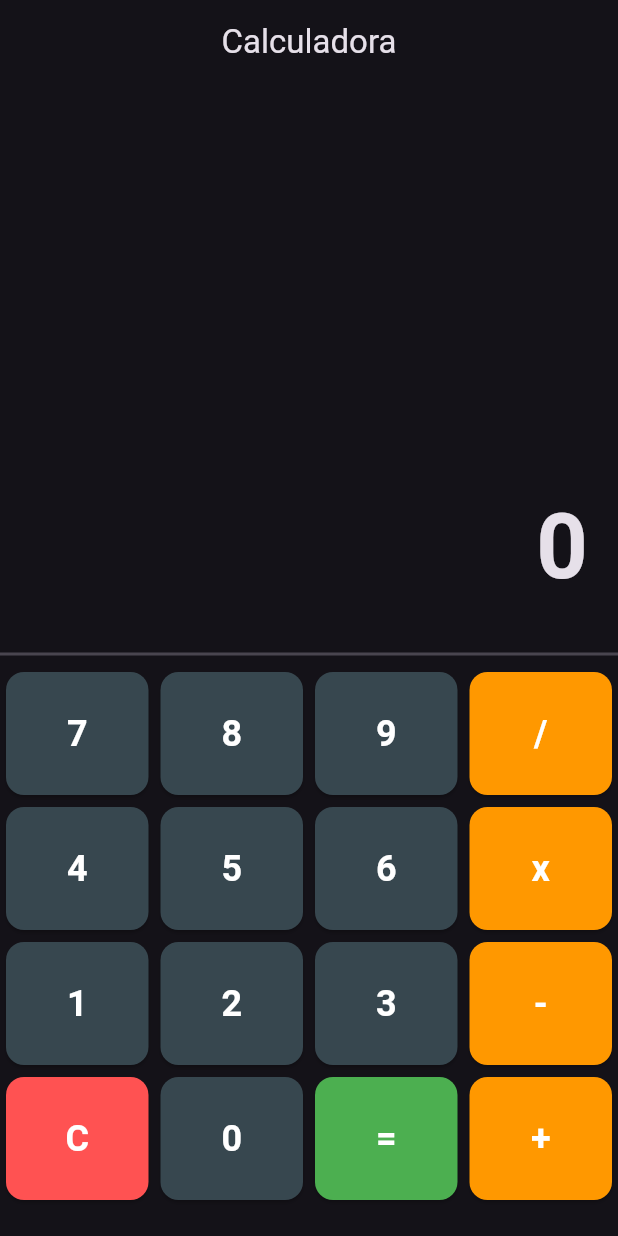
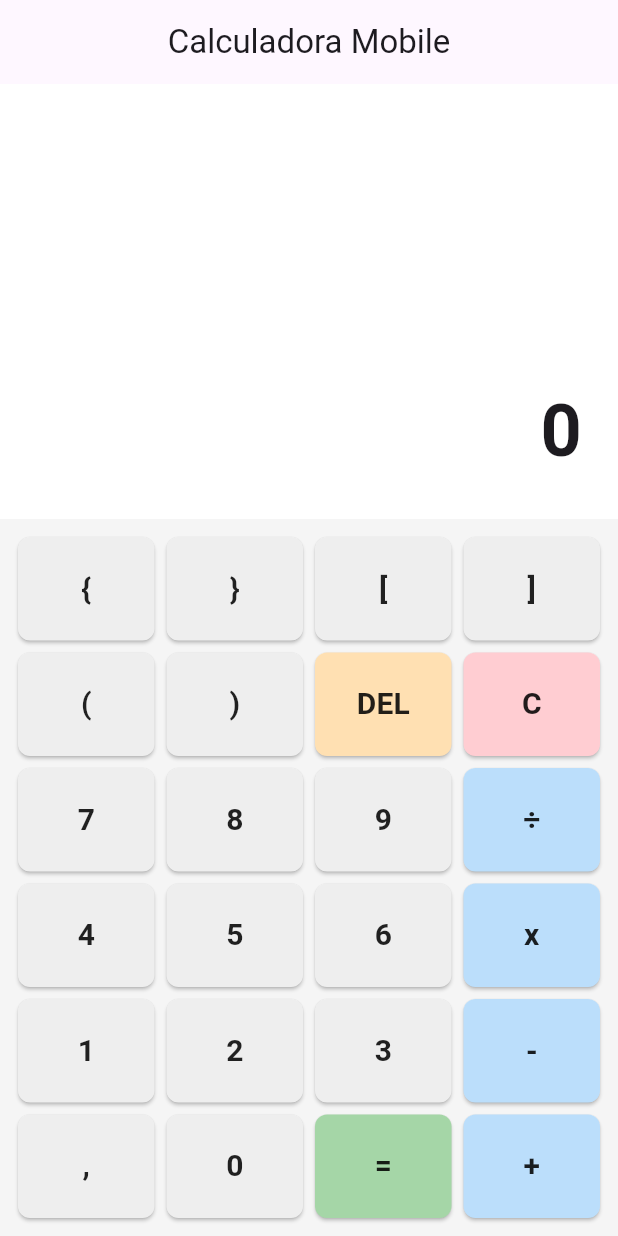
Before and after one commit to JeanWic/Mobile-Dart, a Flutter app: the screen it shows after launch, on a phone screen of 412 x 824 dp. Run offline on Flutter 3.47's test engine with Material 3 defaults, Android fonts, the phone set to English and light mode, and no system bars; our stand-ins replace math_expressions.

Commit message:
Atualização do layout e cores da calculadora

```diff
--- a/lib/main.dart
+++ b/lib/main.dart
@@ -1,19 +1,17 @@
 import 'package:flutter/material.dart';
+import 'package:math_expressions/math_expressions.dart';
 
-void main() {
-  runApp(const CalculadoraApp());
-}
+void main() => runApp(const CalculadoraMobile());
 
-class CalculadoraApp extends StatelessWidget {
-  const CalculadoraApp({super.key});
+class CalculadoraMobile extends StatelessWidget {
+  const CalculadoraMobile({super.key});
 
   @override
   Widget build(BuildContext context) {
     return MaterialApp(
-      title: 'Calculadora Mobile',
-      theme: ThemeData.dark(),
+      debugShowCheckedModeBanner: false,
+      theme: ThemeData(primarySwatch: Colors.blueGrey, useMaterial3: true),
       home: const CalculadoraHome(),
-      debugShowCheckedModeBanner: false,
     );
   }
 }
@@ -26,80 +24,70 @@ class CalculadoraHome extends StatefulWidget {
 }
 
 class _CalculadoraHomeState extends State<CalculadoraHome> {
-  String _expressao = "";
-  String _resultado = "0";
-  String _operador = "";
-  double _primeiroNumero = 0;
-  double _segundoNumero = 0;
+  String _expressao = '';
+  String _resultado = '0';
 
-  void _calcular(String botaoTexto) {
+  void _botaoPressionado(String texto) {
     setState(() {
-      if (botaoTexto == "C") {
-        _expressao = "";
-        _resultado = "0";
-        _operador = "";
-        _primeiroNumero = 0;
-        _segundoNumero = 0;
-      } else if (botaoTexto == "+" ||
-          botaoTexto == "-" ||
-          botaoTexto == "x" ||
-          botaoTexto == "/") {
-        _primeiroNumero = double.tryParse(_resultado) ?? 0;
-        _operador = botaoTexto;
-        _expressao = "";
-      } else if (botaoTexto == "=") {
-        _segundoNumero = double.tryParse(_expressao) ?? 0;
-        switch (_operador) {
-          case "+":
-            _resultado = (_primeiroNumero + _segundoNumero).toString();
-            break;
-          case "-":
-            _resultado = (_primeiroNumero - _segundoNumero).toString();
-            break;
-          case "x":
-            _resultado = (_primeiroNumero * _segundoNumero).toString();
-            break;
-          case "/":
-            _resultado = _segundoNumero != 0
-                ? (_primeiroNumero / _segundoNumero).toString()
-                : "Erro";
-            break;
+      if (texto == 'C') {
+        _expressao = '';
+        _resultado = '0';
+      } else if (texto == 'DEL') {
+        if (_expressao.isNotEmpty) {
+          _expressao = _expressao.substring(0, _expressao.length - 1);
         }
-
-        if (_resultado.endsWith(".0")) {
-          _resultado = _resultado.replaceAll(".0", "");
-        }
-
-        _expressao = _resultado;
-        _operador = "";
+      } else if (texto == '=') {
+        _executarCalculo();
       } else {
-        _expressao += botaoTexto;
-        _resultado = _expressao;
+        _expressao += texto;
       }
     });
   }
 
-  Widget _construirBotao(String texto, {Color cor = Colors.grey}) {
+  void _executarCalculo() {
+    if (_expressao.isEmpty) return;
+
+    try {
+      String preparada = _expressao
+          .replaceAll(',', '.')
+          .replaceAll('x', '*')
+          .replaceAll('÷', '/')
+          .replaceAll('[', '(')
+          .replaceAll(']', ')')
+          .replaceAll('{', '(')
+          .replaceAll('}', ')');
+
+      Parser p = Parser();
+      Expression exp = p.parse(preparada);
+      ContextModel cm = ContextModel();
+      double valor = exp.evaluate(EvaluationType.REAL, cm);
+
+      setState(() {
+        _resultado = (valor == valor.toInt())
+            ? valor.toInt().toString()
+            : valor.toString().replaceAll('.', ',');
+      });
+    } catch (e) {
+      setState(() => _resultado = 'Erro');
+    }
+  }
+
+  Widget _buildBotao(String texto, {Color? cor, Color? textoCor}) {
     return Expanded(
       child: Padding(
         padding: const EdgeInsets.all(4.0),
         child: ElevatedButton(
           style: ElevatedButton.styleFrom(
-            backgroundColor: cor,
-            padding: const EdgeInsets.symmetric(vertical: 24),
-            shape: RoundedRectangleBorder(
-              borderRadius: BorderRadius.circular(12),
-            ),
+            backgroundColor: cor ?? Colors.grey[200],
+            foregroundColor: textoCor ?? Colors.black87,
+            padding: const EdgeInsets.symmetric(vertical: 20),
+            shape:
+                RoundedRectangleBorder(borderRadius: BorderRadius.circular(8)),
           ),
-          onPressed: () => _calcular(texto),
-          child: Text(
-            texto,
-            style: const TextStyle(
-              fontSize: 24,
-              fontWeight: FontWeight.bold,
-              color: Colors.white,
-            ),
-          ),
+          onPressed: () => _botaoPressionado(texto),
+          child: Text(texto,
+              style:
+                  const TextStyle(fontSize: 20, fontWeight: FontWeight.bold)),
         ),
       ),
     );
@@ -108,52 +96,74 @@ class _CalculadoraHomeState extends State<CalculadoraHome> {
   @override
   Widget build(BuildContext context) {
     return Scaffold(
-      appBar: AppBar(title: const Text('Calculadora'), centerTitle: true),
+      backgroundColor: Colors.white,
+      appBar:
+          AppBar(title: const Text('Calculadora Mobile'), centerTitle: true),
       body: Column(
-        mainAxisAlignment: MainAxisAlignment.end,
         children: [
-          Container(
-            padding: const EdgeInsets.all(20),
-            alignment: Alignment.bottomRight,
-            child: Text(
-              _resultado,
-              style: const TextStyle(fontSize: 60, fontWeight: FontWeight.bold),
+          Expanded(
+            child: Container(
+              padding: const EdgeInsets.all(24),
+              alignment: Alignment.bottomRight,
+              child: Column(
+                mainAxisAlignment: MainAxisAlignment.end,
+                crossAxisAlignment: CrossAxisAlignment.end,
+                children: [
+                  Text(_expressao,
+                      style:
+                          const TextStyle(fontSize: 28, color: Colors.black54)),
+                  const SizedBox(height: 10),
+                  Text(_resultado,
+                      style: const TextStyle(
+                          fontSize: 48, fontWeight: FontWeight.bold)),
+                ],
+              ),
             ),
           ),
-          const Divider(thickness: 2),
-          Row(
-            children: [
-              _construirBotao("7", cor: Colors.blueGrey[800]!),
-              _construirBotao("8", cor: Colors.blueGrey[800]!),
-              _construirBotao("9", cor: Colors.blueGrey[800]!),
-              _construirBotao("/", cor: Colors.orange),
-            ],
+          Container(
+            padding: const EdgeInsets.all(8),
+            color: Colors.grey[100],
+            child: Column(
+              children: [
+                Row(children: [
+                  _buildBotao('{'),
+                  _buildBotao('}'),
+                  _buildBotao('['),
+                  _buildBotao(']')
+                ]),
+                Row(children: [
+                  _buildBotao('('),
+                  _buildBotao(')'),
+                  _buildBotao('DEL', cor: Colors.orange[100]),
+                  _buildBotao('C', cor: Colors.red[100])
+                ]),
+                Row(children: [
+                  _buildBotao('7'),
+                  _buildBotao('8'),
+                  _buildBotao('9'),
+                  _buildBotao('÷', cor: Colors.blue[100])
+                ]),
+                Row(children: [
+                  _buildBotao('4'),
+                  _buildBotao('5'),
+                  _buildBotao('6'),
+                  _buildBotao('x', cor: Colors.blue[100])
+                ]),
+                Row(children: [
+                  _buildBotao('1'),
+                  _buildBotao('2'),
+                  _buildBotao('3'),
+                  _buildBotao('-', cor: Colors.blue[100])
+                ]),
+                Row(children: [
+                  _buildBotao(','),
+                  _buildBotao('0'),
+                  _buildBotao('=', cor: Colors.green[200]),
+                  _buildBotao('+', cor: Colors.blue[100])
+                ]),
+              ],
+            ),
           ),
-          Row(
-            children: [
-              _construirBotao("4", cor: Colors.blueGrey[800]!),
-              _construirBotao("5", cor: Colors.blueGrey[800]!),
-              _construirBotao("6", cor: Colors.blueGrey[800]!),
-              _construirBotao("x", cor: Colors.orange),
-            ],
-          ),
-          Row(
-            children: [
-              _construirBotao("1", cor: Colors.blueGrey[800]!),
-              _construirBotao("2", cor: Colors.blueGrey[800]!),
-              _construirBotao("3", cor: Colors.blueGrey[800]!),
-              _construirBotao("-", cor: Colors.orange),
-            ],
-          ),
-          Row(
-            children: [
-              _construirBotao("C", cor: Colors.redAccent),
-              _construirBotao("0", cor: Colors.blueGrey[800]!),
-              _construirBotao("=", cor: Colors.green),
-              _construirBotao("+", cor: Colors.orange),
-            ],
-          ),
-          const SizedBox(height: 20),
         ],
       ),
     );
```
Also changed, not shown: pubspec.yaml (+6 -73 lines), pubspec.lock.
